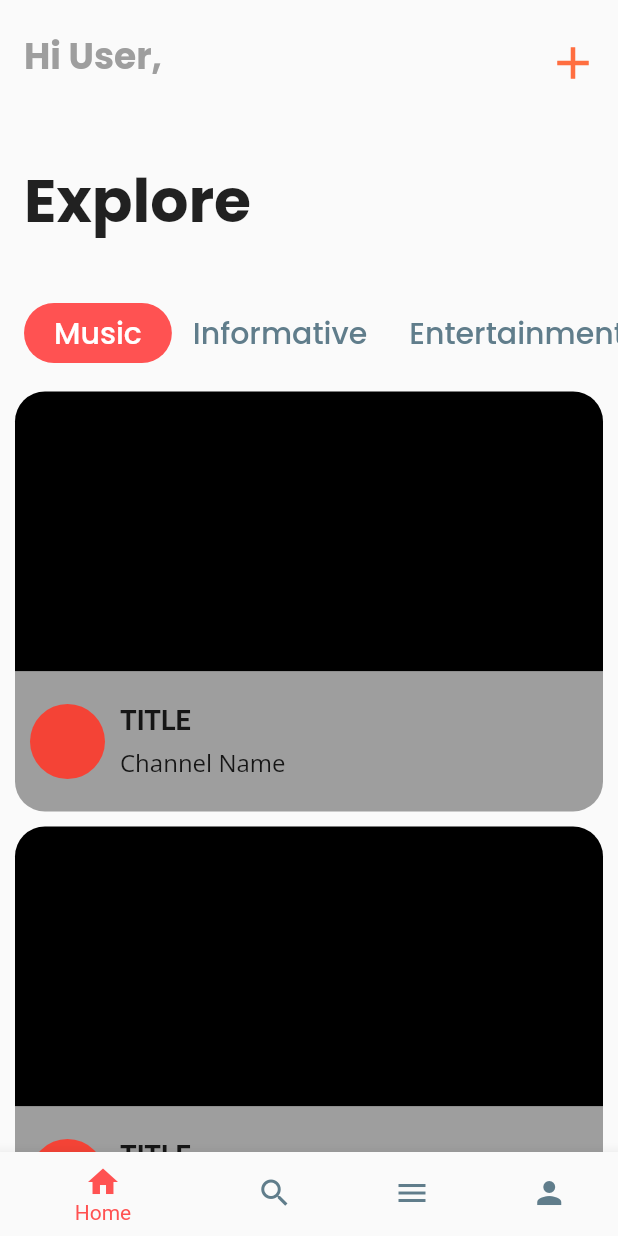
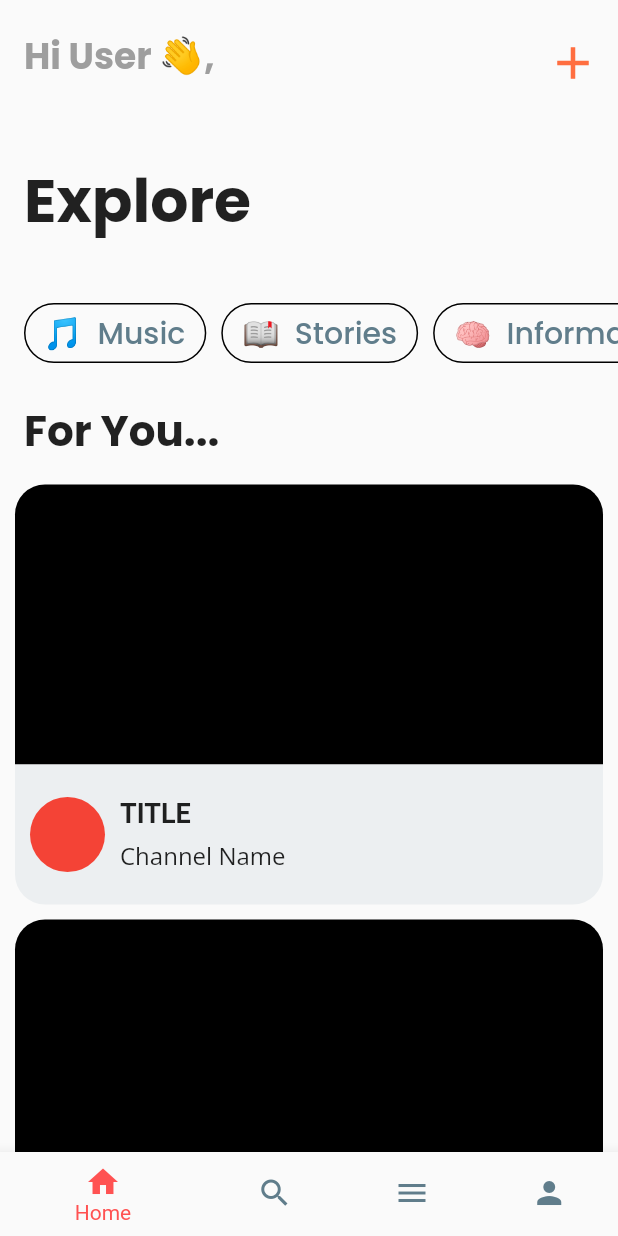
Before and after one commit to ManoVikram/MusikRadio, a Flutter app: the screen it shows after launch, on a phone screen of 412 x 824 dp. Run offline on Flutter 3.47's test engine with Material 2 defaults, Android fonts, the phone set to English and light mode, and no system bars; our stand-ins replace flutter_svg, google_fonts, pin_code_fields.

Commit message:
Home Screen UI almost completed.

```diff
--- a/lib/screens/homeScreen/home_screen.dart
+++ b/lib/screens/homeScreen/home_screen.dart
@@ -15,6 +15,7 @@ class HomeScreen extends StatefulWidget {
 
 class _HomeScreenState extends State<HomeScreen> {
   int _selectedIndex = 0;
+  int _categorySelected = 2;
 
   void _onTapped(int index) {
     setState(() {
@@ -68,7 +69,7 @@ class _HomeScreenState extends State<HomeScreen> {
                       bottom: 24,
                     ),
                     child: Text(
-                      "Hi User,",
+                      "Hi User 👋,",
                       style: TextStyle(
                         fontFamily: GoogleFonts.poppins().fontFamily,
                         fontSize: 24,
@@ -118,11 +119,35 @@ class _HomeScreenState extends State<HomeScreen> {
                     children: [
                       const CategoryButton(
                         text: "Music",
-                        isSelected: true,
+                        emoji: "🎵",
                       ),
-                      const CategoryButton(text: "Informative"),
-                      const CategoryButton(text: "Entertainment"),
+                      const CategoryButton(
+                        text: "Stories",
+                        emoji: "📖",
+                      ),
+                      const CategoryButton(
+                        text: "Informative",
+                        emoji: "🧠",
+                      ),
+                      const CategoryButton(
+                        text: "Entertainment",
+                        emoji: "😂",
+                      ),
                     ],
+                  ),
+                ),
+              ),
+              Padding(
+                padding: const EdgeInsets.symmetric(
+                  horizontal: 16.0,
+                  vertical: 10,
+                ),
+                child: Text(
+                  "For You...",
+                  style: TextStyle(
+                    fontFamily: GoogleFonts.poppins().fontFamily,
+                    fontSize: 28,
+                    fontWeight: FontWeight.bold,
                   ),
                 ),
               ),
@@ -164,9 +189,9 @@ class _HomeScreenState extends State<HomeScreen> {
                             flex: 3,
                             child: Container(
                               padding: const EdgeInsets.all(10.0),
-                              decoration: const BoxDecoration(
-                                color: Colors.grey,
-                                borderRadius: BorderRadius.only(
+                              decoration: BoxDecoration(
+                                color: Colors.blueGrey[50],
+                                borderRadius: const BorderRadius.only(
                                   bottomLeft: Radius.circular(20),
                                   bottomRight: Radius.circular(20),
                                 ),
@@ -188,7 +213,8 @@ class _HomeScreenState extends State<HomeScreen> {
                                   ),
                                   Expanded(
                                     child: Column(
-                                      mainAxisAlignment: MainAxisAlignment.center,
+                                      mainAxisAlignment:
+                                          MainAxisAlignment.center,
                                       crossAxisAlignment:
                                           CrossAxisAlignment.start,
                                       children: [
--- a/lib/widgets/category_button.dart
+++ b/lib/widgets/category_button.dart
@@ -5,19 +5,26 @@ class CategoryButton extends StatelessWidget {
   const CategoryButton({
     Key? key,
     required this.text,
+    required this.emoji,
     this.isSelected = false,
   }) : super(key: key);
 
+  final String text;
+  final String emoji;
   final bool isSelected;
-  final String text;
 
   @override
   Widget build(BuildContext context) {
-    return TextButton(
+    return Padding(
+      padding: const EdgeInsets.only(right: 10.0),
+      child: TextButton(
         onPressed: () {},
         style: TextButton.styleFrom(
           shape: RoundedRectangleBorder(
             borderRadius: BorderRadius.circular(30),
+            side: const BorderSide(
+              color: Colors.black,
+            ),
           ),
           backgroundColor: isSelected ? Colors.redAccent : Colors.transparent,
           padding: EdgeInsets.symmetric(
@@ -25,7 +32,18 @@ class CategoryButton extends StatelessWidget {
             vertical: 5.0,
           ),
         ),
-      child: Text(
+        child: Row(
+          children: [
+            Text(
+              emoji,
+              style: const TextStyle(
+                fontSize: 20,
+              ),
+            ),
+            const SizedBox(
+              width: 10,
+            ),
+            Text(
               text,
               style: TextStyle(
                 fontFamily: GoogleFonts.poppins().fontFamily,
@@ -33,6 +51,9 @@ class CategoryButton extends StatelessWidget {
                 color: isSelected ? Colors.white : Colors.blueGrey,
               ),
             ),
+          ],
+        ),
+      ),
     );
   }
 }
```
Lines whose indentation alone changed are shown as unchanged.
